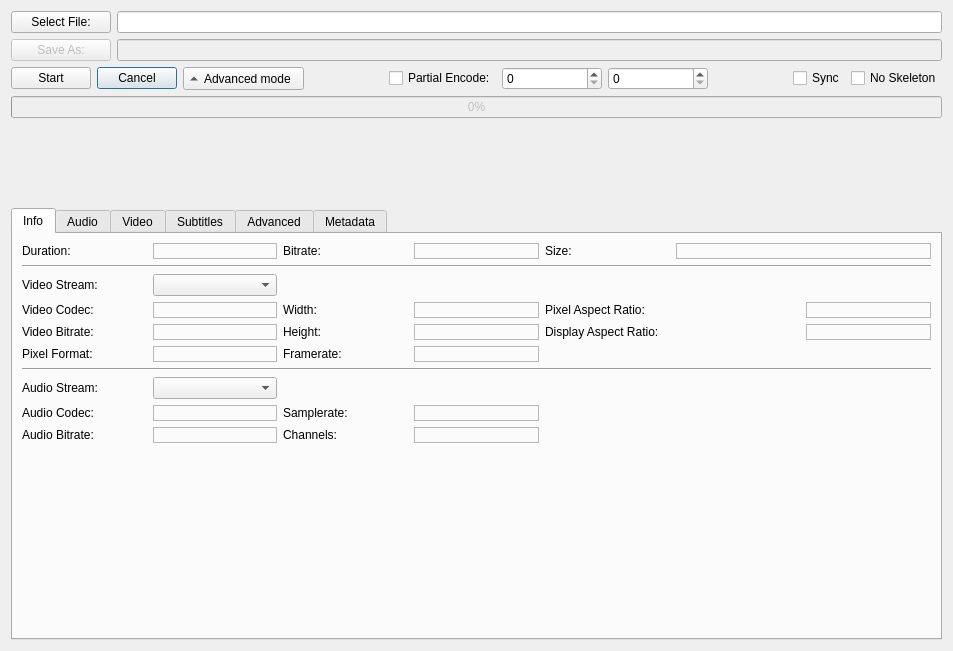
an146/qtheorafrontend, file src/dialog.ui: the form before one commit.
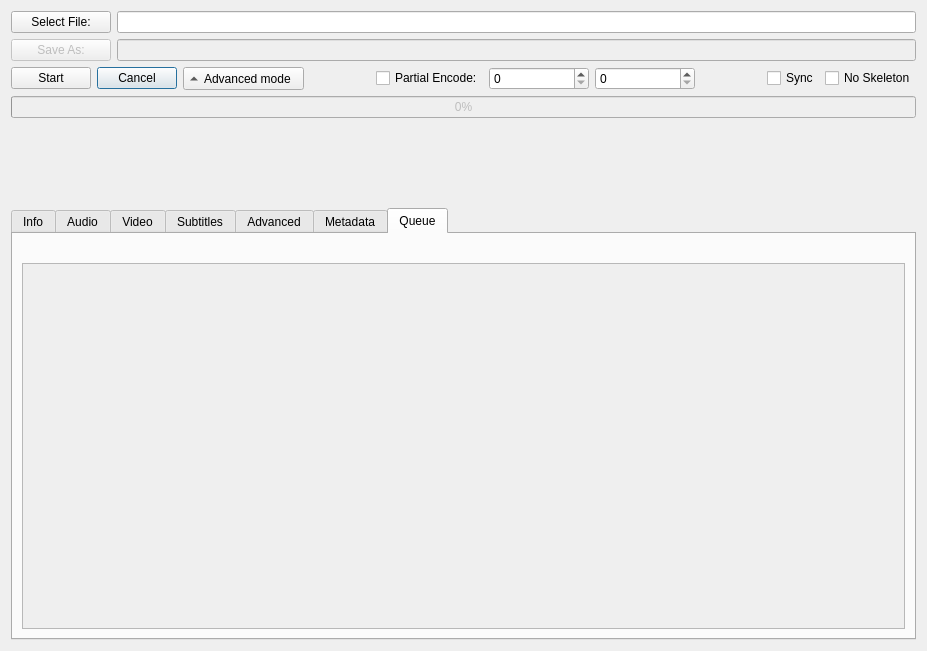
The form after the commit. The open tabs and pages were chosen to show the change. Icons and pictures are not drawn. Custom widgets are drawn as their Qt base class.

Commit message: Queue tab; many things broken

Patch:
```diff
--- a/src/dialog.ui
+++ b/src/dialog.ui
@@ -6,7 +6,7 @@
    <rect>
     <x>0</x>
     <y>0</y>
-    <width>953</width>
+    <width>927</width>
     <height>651</height>
    </rect>
   </property>
@@ -1932,6 +1932,90 @@
        </item>
       </layout>
      </widget>
+     <widget class="QWidget" name="queue">
+      <attribute name="title">
+       <string>Queue</string>
+      </attribute>
+      <layout class="QVBoxLayout" name="verticalLayout_10">
+       <item>
+        <layout class="QHBoxLayout" name="horizontalLayout_5">
+         <item>
+          <spacer name="horizontalSpacer_14">
+           <property name="orientation">
+            <enum>Qt::Horizontal</enum>
+           </property>
+           <property name="sizeHint" stdset="0">
+            <size>
+             <width>40</width>
+             <height>20</height>
+            </size>
+           </property>
+          </spacer>
+         </item>
+         <item>
+          <spacer name="horizontalSpacer_15">
+           <property name="orientation">
+            <enum>Qt::Horizontal</enum>
+           </property>
+           <property name="sizeHint" stdset="0">
+            <size>
+             <width>40</width>
+             <height>20</height>
+            </size>
+           </property>
+          </spacer>
+         </item>
+        </layout>
+       </item>
+       <item>
+        <widget class="QScrollArea" name="scrollArea">
+         <property name="widgetResizable">
+          <bool>true</bool>
+         </property>
+         <widget class="QWidget" name="scrollAreaWidgetContents">
+          <property name="geometry">
+           <rect>
+            <x>0</x>
+            <y>0</y>
+            <width>883</width>
+            <height>375</height>
+           </rect>
+          </property>
+          <layout class="QVBoxLayout" name="verticalLayout_11">
+           <property name="margin">
+            <number>0</number>
+           </property>
+           <item>
+            <widget class="QFrame" name="queue_jobs">
+             <layout class="QVBoxLayout" name="verticalLayout_12">
+              <property name="spacing">
+               <number>0</number>
+              </property>
+              <property name="margin">
+               <number>0</number>
+              </property>
+             </layout>
+            </widget>
+           </item>
+           <item>
+            <spacer name="verticalSpacer_14">
+             <property name="orientation">
+              <enum>Qt::Vertical</enum>
+             </property>
+             <property name="sizeHint" stdset="0">
+              <size>
+               <width>20</width>
+               <height>361</height>
+              </size>
+             </property>
+            </spacer>
+           </item>
+          </layout>
+         </widget>
+        </widget>
+       </item>
+      </layout>
+     </widget>
     </widget>
    </item>
   </layout>
```
The commit also changes 11 other files.
